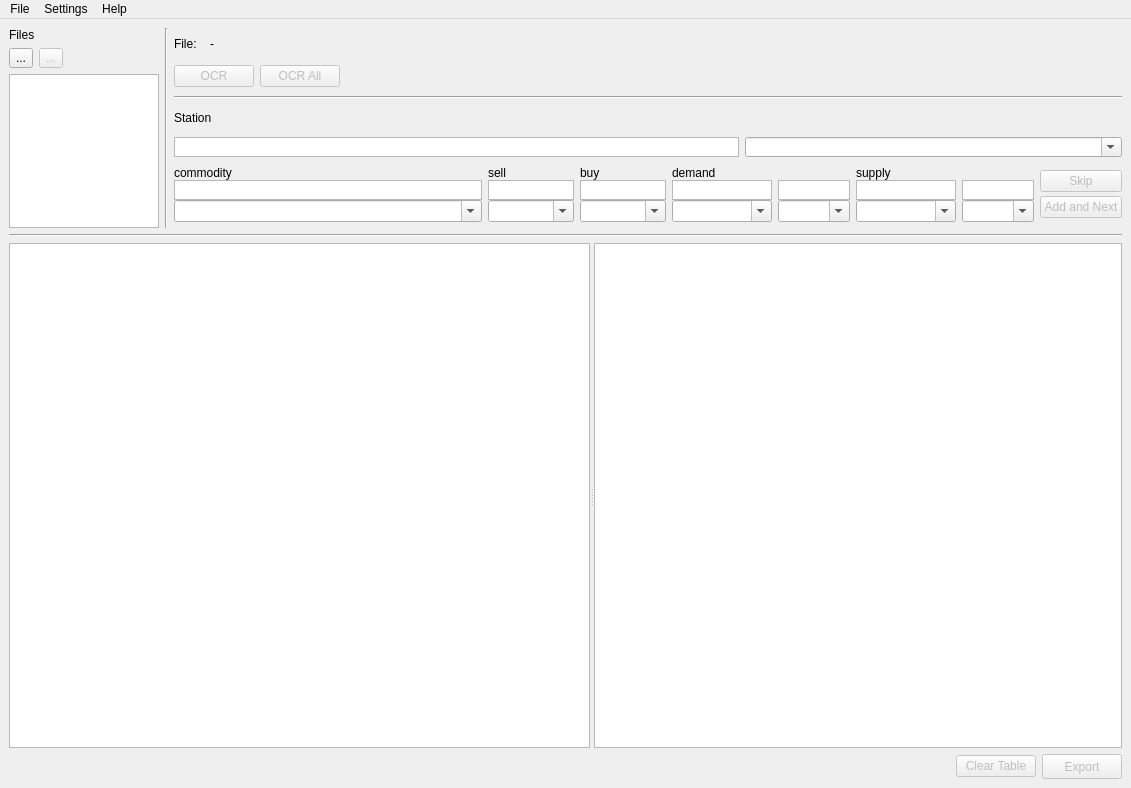
Old version of the form eliteOCRGUI.ui in the repository seeebek/EliteOCR.
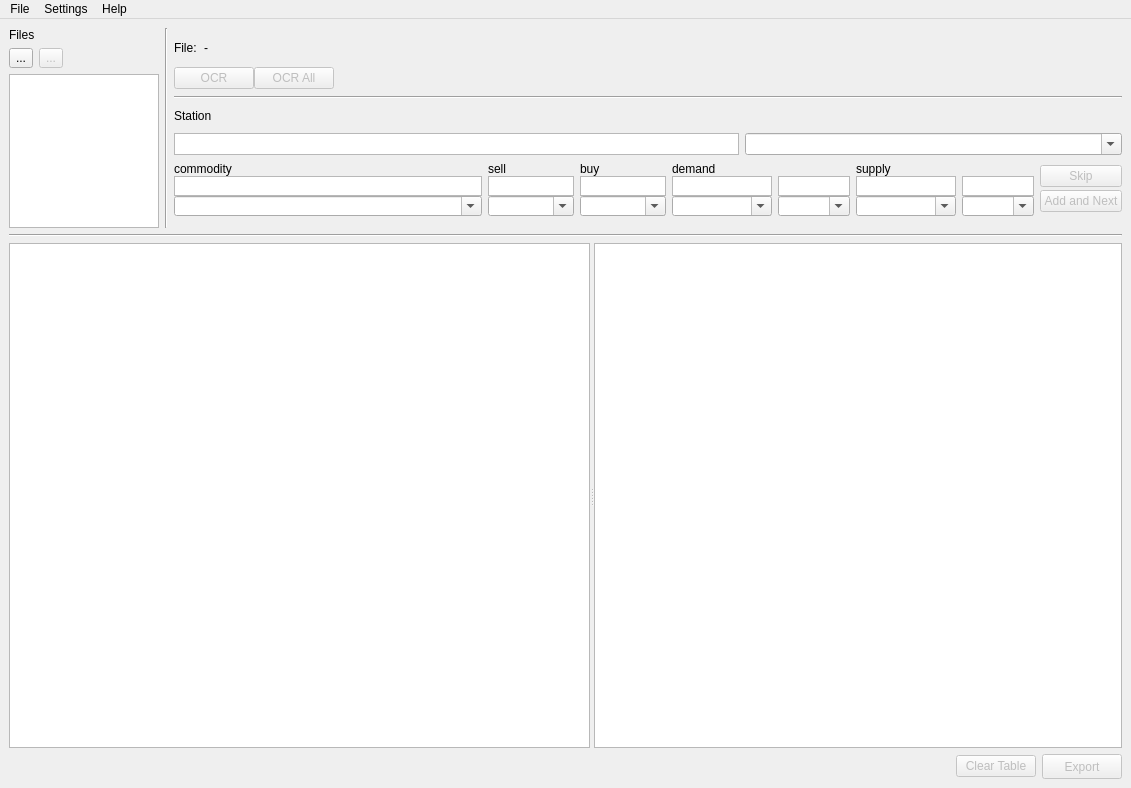
New version of the form. Icons and pictures are not drawn. Custom widgets are drawn as their Qt base class.

```diff
--- a/eliteOCRGUI.ui
+++ b/eliteOCRGUI.ui
@@ -142,6 +142,9 @@
        </item>
        <item>
         <layout class="QVBoxLayout" name="verticalLayout_2">
+         <property name="spacing">
+          <number>0</number>
+         </property>
          <property name="sizeConstraint">
           <enum>QLayout::SetDefaultConstraint</enum>
          </property>
@@ -188,7 +191,7 @@
              <property name="maximumSize">
               <size>
                <width>16777215</width>
-               <height>22</height>
+               <height>16777215</height>
               </size>
              </property>
              <property name="text">
@@ -201,6 +204,12 @@
              <property name="enabled">
               <bool>false</bool>
              </property>
+             <property name="maximumSize">
+              <size>
+               <width>16777215</width>
+               <height>16777215</height>
+              </size>
+             </property>
              <property name="text">
               <string>OCR All</string>
              </property>
@@ -249,6 +258,9 @@
          </item>
          <item>
           <layout class="QHBoxLayout" name="horizontalLayout_5">
+           <property name="spacing">
+            <number>6</number>
+           </property>
            <item>
             <widget class="QGraphicsView" name="station_name_img">
              <property name="sizePolicy">
@@ -257,10 +269,16 @@
                <verstretch>0</verstretch>
               </sizepolicy>
              </property>
+             <property name="minimumSize">
+              <size>
+               <width>0</width>
+               <height>20</height>
+              </size>
+             </property>
              <property name="maximumSize">
               <size>
                <width>16777215</width>
-               <height>20</height>
+               <height>16777215</height>
               </size>
              </property>
              <property name="verticalScrollBarPolicy">
@@ -285,10 +303,16 @@
                <verstretch>0</verstretch>
               </sizepolicy>
              </property>
+             <property name="minimumSize">
+              <size>
+               <width>0</width>
+               <height>20</height>
+              </size>
+             </property>
              <property name="maximumSize">
               <size>
                <width>16777215</width>
-               <height>20</height>
+               <height>16777215</height>
               </size>
              </property>
              <property name="acceptDrops">
@@ -342,10 +366,16 @@
                    <verstretch>0</verstretch>
                   </sizepolicy>
                  </property>
+                 <property name="minimumSize">
+                  <size>
+                   <width>0</width>
+                   <height>20</height>
+                  </size>
+                 </property>
                  <property name="maximumSize">
                   <size>
                    <width>16777215</width>
-                   <height>20</height>
+                   <height>16777215</height>
                   </size>
                  </property>
                  <property name="verticalScrollBarPolicy">
@@ -370,10 +400,16 @@
                    <verstretch>0</verstretch>
                   </sizepolicy>
                  </property>
+                 <property name="minimumSize">
+                  <size>
+                   <width>0</width>
+                   <height>20</height>
+                  </size>
+                 </property>
                  <property name="maximumSize">
                   <size>
                    <width>16777215</width>
-                   <height>20</height>
+                   <height>16777215</height>
                   </size>
                  </property>
                  <property name="verticalScrollBarPolicy">
@@ -398,10 +434,16 @@
                    <verstretch>0</verstretch>
                   </sizepolicy>
                  </property>
+                 <property name="minimumSize">
+                  <size>
+                   <width>0</width>
+                   <height>20</height>
+                  </size>
+                 </property>
                  <property name="maximumSize">
                   <size>
                    <width>16777215</width>
-                   <height>20</height>
+                   <height>16777215</height>
                   </size>
                  </property>
                  <property name="verticalScrollBarPolicy">
@@ -426,10 +468,16 @@
                    <verstretch>0</verstretch>
                   </sizepolicy>
                  </property>
+                 <property name="minimumSize">
+                  <size>
+                   <width>0</width>
+                   <height>20</height>
+                  </size>
+                 </property>
                  <property name="maximumSize">
                   <size>
                    <width>16777215</width>
-                   <height>20</height>
+                   <height>16777215</height>
                   </size>
                  </property>
                  <property name="verticalScrollBarPolicy">
@@ -454,10 +502,16 @@
                    <verstretch>0</verstretch>
                   </sizepolicy>
                  </property>
+                 <property name="minimumSize">
+                  <size>
+                   <width>0</width>
+                   <height>20</height>
+                  </size>
+                 </property>
                  <property name="maximumSize">
                   <size>
                    <width>16777215</width>
-                   <height>20</height>
+                   <height>16777215</height>
                   </size>
                  </property>
                  <property name="verticalScrollBarPolicy">
@@ -485,13 +539,13 @@
                  <property name="minimumSize">
                   <size>
                    <width>0</width>
-                   <height>0</height>
+                   <height>20</height>
                   </size>
                  </property>
                  <property name="maximumSize">
                   <size>
                    <width>16777215</width>
-                   <height>20</height>
+                   <height>16777215</height>
                   </size>
                  </property>
                  <property name="verticalScrollBarPolicy">
@@ -516,10 +570,16 @@
                    <verstretch>0</verstretch>
                   </sizepolicy>
                  </property>
+                 <property name="minimumSize">
+                  <size>
+                   <width>0</width>
+                   <height>20</height>
+                  </size>
+                 </property>
                  <property name="maximumSize">
                   <size>
                    <width>16777215</width>
-                   <height>20</height>
+                   <height>16777215</height>
                   </size>
                  </property>
                  <property name="verticalScrollBarPolicy">
@@ -609,6 +669,18 @@
                    <verstretch>0</verstretch>
                   </sizepolicy>
                  </property>
+                 <property name="minimumSize">
+                  <size>
+                   <width>0</width>
+                   <height>20</height>
+                  </size>
+                 </property>
+                 <property name="maximumSize">
+                  <size>
+                   <width>16777215</width>
+                   <height>16777215</height>
+                  </size>
+                 </property>
                  <property name="styleSheet">
                   <string notr="true"/>
                  </property>
@@ -625,6 +697,18 @@
                    <verstretch>0</verstretch>
                   </sizepolicy>
                  </property>
+                 <property name="minimumSize">
+                  <size>
+                   <width>0</width>
+                   <height>20</height>
+                  </size>
+                 </property>
+                 <property name="maximumSize">
+                  <size>
+                   <width>16777215</width>
+                   <height>16777215</height>
+                  </size>
+                 </property>
                  <property name="styleSheet">
                   <string notr="true"/>
                  </property>
@@ -641,6 +725,18 @@
                    <verstretch>0</verstretch>
                   </sizepolicy>
                  </property>
+                 <property name="minimumSize">
+                  <size>
+                   <width>0</width>
+                   <height>20</height>
+                  </size>
+                 </property>
+                 <property name="maximumSize">
+                  <size>
+                   <width>16777215</width>
+                   <height>16777215</height>
+                  </size>
+                 </property>
                  <property name="styleSheet">
                   <string notr="true"/>
                  </property>
@@ -657,6 +753,18 @@
                    <verstretch>0</verstretch>
                   </sizepolicy>
                  </property>
+                 <property name="minimumSize">
+                  <size>
+                   <width>0</width>
+                   <height>20</height>
+                  </size>
+                 </property>
+                 <property name="maximumSize">
+                  <size>
+                   <width>16777215</width>
+                   <height>16777215</height>
+                  </size>
+                 </property>
                  <property name="styleSheet">
                   <string notr="true"/>
                  </property>
@@ -673,6 +781,18 @@
                    <verstretch>0</verstretch>
                   </sizepolicy>
                  </property>
+                 <property name="minimumSize">
+                  <size>
+                   <width>0</width>
+                   <height>20</height>
+                  </size>
+                 </property>
+                 <property name="maximumSize">
+                  <size>
+                   <width>16777215</width>
+                   <height>16777215</height>
+                  </size>
+                 </property>
                  <property name="styleSheet">
                   <string notr="true"/>
                  </property>
@@ -689,6 +809,18 @@
                    <verstretch>0</verstretch>
                   </sizepolicy>
                  </property>
+                 <property name="minimumSize">
+                  <size>
+                   <width>0</width>
+                   <height>20</height>
+                  </size>
+                 </property>
+                 <property name="maximumSize">
+                  <size>
+                   <width>16777215</width>
+                   <height>16777215</height>
+                  </size>
+                 </property>
                  <property name="styleSheet">
                   <string notr="true"/>
                  </property>
@@ -705,6 +837,18 @@
                    <verstretch>0</verstretch>
                   </sizepolicy>
                  </property>
+                 <property name="minimumSize">
+                  <size>
+                   <width>0</width>
+                   <height>20</height>
+                  </size>
+                 </property>
+                 <property name="maximumSize">
+                  <size>
+                   <width>16777215</width>
+                   <height>16777215</height>
+                  </size>
+                 </property>
                  <property name="styleSheet">
                   <string notr="true"/>
                  </property>
```
